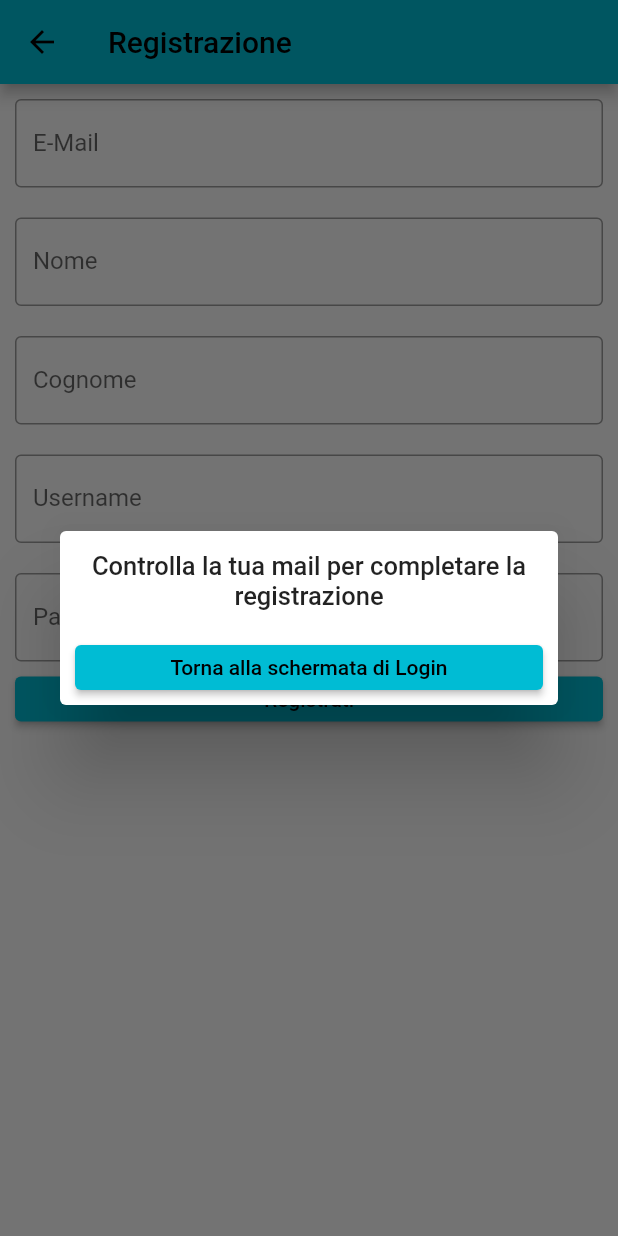
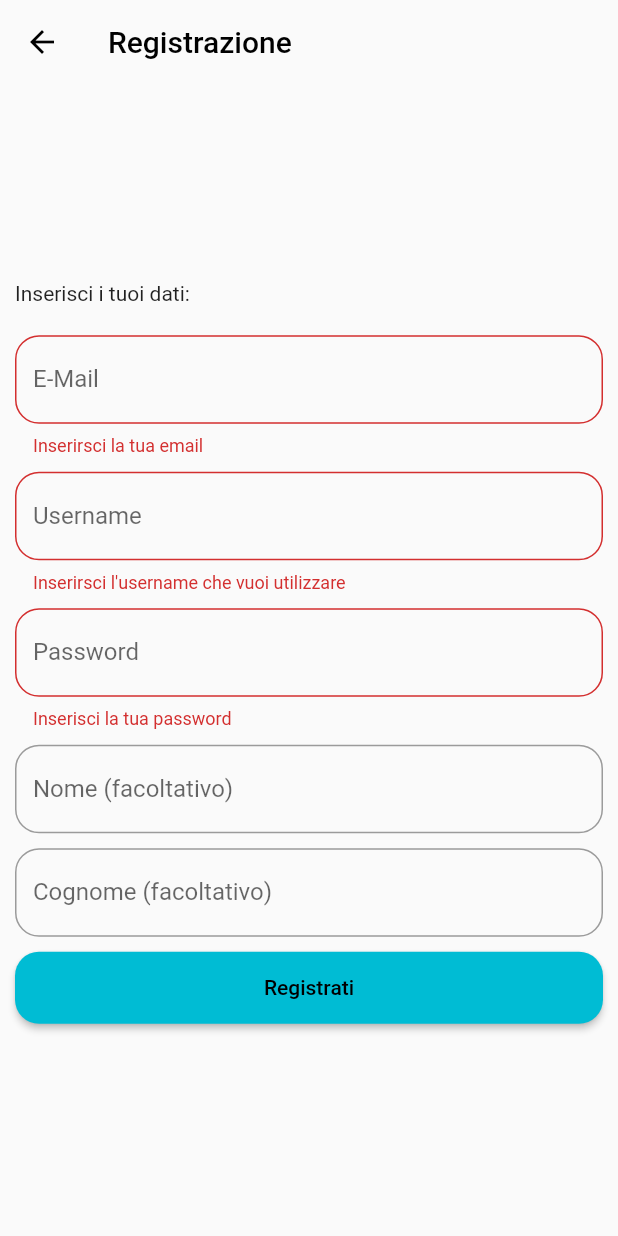
Before and after one commit to nandotiamat/retireinvanvitelli, a Flutter app: the SignUpPage screen opened directly, after a tap on "Registrati", on a phone screen of 412 x 824 dp. Run offline on Flutter 3.47's test engine with Material 2 defaults, Android fonts, the phone set to English and light mode, and no system bars; our stand-ins replace animated_text_kit, bubble, file_picker, flutter_chat_types, flutter_chat_ui, image_picker and 1 more.

Commit message:
added form in signup page, modified alert dialog, changed button theme

```diff
--- a/lib/main.dart
+++ b/lib/main.dart
@@ -28,6 +28,16 @@ class _RetireInVanvitelliState extends State<RetireInVanvitelli> {
       title: 'Retire in Vanvitelli',
       theme: ThemeData(
         primarySwatch: Colors.cyan,
+        elevatedButtonTheme: ElevatedButtonThemeData(
+          style: ButtonStyle(
+            padding: MaterialStateProperty.all(const EdgeInsets.all(16.0)),
+            shape: MaterialStateProperty.all(
+              RoundedRectangleBorder(
+                borderRadius: BorderRadius.circular(16),
+              ),
+            ),
+          ),
+        ),
       ),
       home: const GetStartedPage(),
     );
--- a/lib/pages/login_page.dart
+++ b/lib/pages/login_page.dart
@@ -21,9 +21,15 @@ class _LoginPageState extends State<LoginPage> {
   String _password = "";
   final GlobalKey<FormState> _formKey = GlobalKey<FormState>();
 
+  void _firebaseLogin(String email, String password) {}
+
   void _handleLogin() {
     if (_formKey.currentState!.validate()) {
+      _formKey.currentState!.save();
+
       // TODO: FIREBASE LOGIN
+      _firebaseLogin(_email, _password);
+
       Navigator.pushAndRemoveUntil(
         context,
         MaterialPageRoute(builder: (context) => const HomePage()),
@@ -76,7 +82,8 @@ class _LoginPageState extends State<LoginPage> {
                     style: const TextStyle(
                       fontSize: 16.0,
                       fontStyle: FontStyle.italic,
-                        color: Colors.black),
+                      color: Colors.black,
+                    ),
                     child: AnimatedTextKit(
                       repeatForever: true,
                       pause: const Duration(seconds: 3),
@@ -100,8 +107,8 @@ class _LoginPageState extends State<LoginPage> {
                     Padding(
                       padding: const EdgeInsets.symmetric(vertical: 8.0),
                       child: TextFormField(
-                        onChanged: (value) {
-                          _email = value;
+                        onSaved: (value) {
+                          _email = value!;
                         },
                         validator: (value) {
                           if (value == null || value.isEmpty) {
@@ -124,8 +131,8 @@ class _LoginPageState extends State<LoginPage> {
                     Padding(
                       padding: const EdgeInsets.symmetric(vertical: 8.0),
                       child: TextFormField(
-                        onChanged: (value) {
-                          _password = value;
+                        onSaved: (value) {
+                          _password = value!;
                         },
                         validator: (value) {
                           if (value == null || value.isEmpty) {
@@ -151,10 +158,14 @@ class _LoginPageState extends State<LoginPage> {
                     ElevatedButton(
                       style: ButtonStyle(
                         padding: MaterialStateProperty.all(
-                              const EdgeInsets.all(16.0)),
+                          const EdgeInsets.all(16.0),
+                        ),
                         shape: MaterialStateProperty.all(
                           RoundedRectangleBorder(
-                                  borderRadius: BorderRadius.circular(16)))),
+                            borderRadius: BorderRadius.circular(16),
+                          ),
+                        ),
+                      ),
                       child: const Text('Login'),
                       onPressed: _handleLogin,
                     ),
@@ -189,8 +200,8 @@ class _LoginPageState extends State<LoginPage> {
                               text: "Registrati",
                               style: TextStyle(
                                 color: Theme.of(context).primaryColor,
-                                  fontWeight: FontWeight.w600),
-                              // TODO: SIGNUP SCREEN
+                                fontWeight: FontWeight.w600,
+                              ),
                               recognizer: TapGestureRecognizer()
                                 ..onTap = _handleRegistration),
                         ]),
--- a/lib/pages/password_recoverypage.dart
+++ b/lib/pages/password_recoverypage.dart
@@ -1,4 +1,5 @@
 import 'package:flutter/material.dart';
+import 'package:flutter/services.dart';
 import 'package:retireinvanvitelli/pages/login_page.dart';
 
 class PasswordRecoveryPage extends StatefulWidget {
@@ -15,6 +16,9 @@ class _PasswordRecoveryPageState extends State<PasswordRecoveryPage> {
     return Scaffold(
       resizeToAvoidBottomInset: false,
       appBar: AppBar(
+        systemOverlayStyle: SystemUiOverlayStyle.dark,
+        backgroundColor: Colors.transparent,
+        elevation: 0,
         title: const Text('Recupero Password'),
       ),
       body: Center(
@@ -38,10 +42,7 @@ class _PasswordRecoveryPageState extends State<PasswordRecoveryPage> {
                 ),
               ),
             ),
-            Container(
-                height: 50,
-                padding: const EdgeInsets.fromLTRB(10, 0, 10, 0),
-                child: ElevatedButton(
+            ElevatedButton(
               child: const Text('Recupera Password'),
               onPressed: () {
                 showDialog(
@@ -58,19 +59,21 @@ class _PasswordRecoveryPageState extends State<PasswordRecoveryPage> {
                                 'Controlla la tua mail per recuperare la password',
                                 textAlign: TextAlign.center,
                                 style: TextStyle(
-                                        fontWeight: FontWeight.w500,
-                                        fontSize: 17),
+                                    fontWeight: FontWeight.w500, fontSize: 17),
                               ),
                             ),
                             Container(
                                 height: 50,
                                 padding: const EdgeInsets.all(10),
                                 child: ElevatedButton(
-                            child: const Text('Torna alla schermata di Login'),
+                                  child: const Text(
+                                      'Torna alla schermata di Login'),
                                   onPressed: () {
                                     Navigator.push(
                                       context,
-                            MaterialPageRoute(builder: (context) => const LoginPage()),
+                                      MaterialPageRoute(
+                                          builder: (context) =>
+                                              const LoginPage()),
                                     );
                                   },
                                 )),
@@ -79,7 +82,7 @@ class _PasswordRecoveryPageState extends State<PasswordRecoveryPage> {
                       );
                     });
               },
-                )),
+            ),
           ],
         ),
       ),
--- a/lib/pages/signup_page.dart
+++ b/lib/pages/signup_page.dart
@@ -1,5 +1,5 @@
 import 'package:flutter/material.dart';
-
+import 'package:flutter/services.dart';
 import 'login_page.dart';
 
 class SignUpPage extends StatefulWidget {
@@ -10,119 +10,170 @@ class SignUpPage extends StatefulWidget {
 }
 
 class _SignUpPageState extends State<SignUpPage> {
-  TextEditingController mailController = TextEditingController();
-  TextEditingController usernameController = TextEditingController();
-  TextEditingController passwordController = TextEditingController();
-  TextEditingController nameController = TextEditingController();
-  TextEditingController surnameController = TextEditingController();
+  String _email = "";
+  String _password = "";
+  String _username = "";
+  String? _name;
+  String? _surname;
+
+  final GlobalKey<FormState> _formKey = GlobalKey<FormState>();
+
+  void _handleRegistration(
+    String email,
+    String password,
+    String username,
+    String? name,
+    String? surname,
+  ) {}
 
   @override
   Widget build(BuildContext context) {
     return Scaffold(
-      resizeToAvoidBottomInset: false,
       appBar: AppBar(
+        systemOverlayStyle: SystemUiOverlayStyle.dark,
+        backgroundColor: Colors.transparent,
+        elevation: 0,
         title: const Text('Registrazione'),
       ),
-      body: SingleChildScrollView(
+      body: Container(
+        alignment: Alignment.center,
+        child: SingleChildScrollView(
+          padding: const EdgeInsets.symmetric(horizontal: 10.0),
           physics: const ClampingScrollPhysics(),
-        child: ListView(
-          shrinkWrap: true,
-          children: <Widget>[
-            Container(
-              padding: const EdgeInsets.all(10),
-              child: TextField(
-                controller: mailController,
+          child: Form(
+            key: _formKey,
+            child: Column(
+              mainAxisAlignment: MainAxisAlignment.spaceAround,
+              crossAxisAlignment: CrossAxisAlignment.stretch,
+              children: [
+                const Text("Inserisci i tuoi dati:"),
+                const SizedBox(
+                  height: 20,
+                ),
+                TextFormField(
+                  onSaved: (value) {
+                    _email = value!;
+                  },
+                  validator: (value) {
+                    if (value == null || value.isEmpty) {
+                      return "Inserirsci la tua email";
+                    }
+                    return null;
+                  },
                   decoration: const InputDecoration(
-                  border: OutlineInputBorder(),
+                    border: OutlineInputBorder(
+                      borderRadius: BorderRadius.all(
+                        Radius.circular(16),
+                      ),
+                    ),
                     labelText: 'E-Mail',
                   ),
                 ),
-            ),
-            Container(
-              padding: const EdgeInsets.all(10),
-              child: TextField(
-                controller: nameController,
+                const SizedBox(height: 10),
+                TextFormField(
+                  onSaved: (value) {
+                    _username = value!;
+                  },
+                  validator: (value) {
+                    if (value == null || value.isEmpty) {
+                      return "Inserirsci l'username che vuoi utilizzare";
+                    }
+                    return null;
+                  },
                   decoration: const InputDecoration(
-                  border: OutlineInputBorder(),
-                  labelText: 'Nome',
+                    border: OutlineInputBorder(
+                      borderRadius: BorderRadius.all(
+                        Radius.circular(16),
                       ),
                     ),
-            ),
-            Container(
-              padding: const EdgeInsets.all(10),
-              child: TextField(
-                controller: surnameController,
-                decoration: const InputDecoration(
-                  border: OutlineInputBorder(),
-                  labelText: 'Cognome',
-                ),
-              ),
-            ),
-            Container(
-              padding: const EdgeInsets.all(10),
-              child: TextField(
-                controller: nameController,
-                decoration: const InputDecoration(
-                  border: OutlineInputBorder(),
                     labelText: 'Username',
                   ),
                 ),
-            ),
-            Container(
-              padding: const EdgeInsets.fromLTRB(10, 10, 10, 0),
-              child: TextField(
-                controller: passwordController,
+                const SizedBox(height: 10),
+                TextFormField(
+                  onSaved: (value) {
+                    _password = value!;
+                  },
+                  validator: (value) {
+                    if (value == null || value.isEmpty) {
+                      return "Inserisci la tua password";
+                    }
+                    return null;
+                  },
                   decoration: const InputDecoration(
-                    border: OutlineInputBorder(), labelText: 'Password'),
+                    border: OutlineInputBorder(
+                      borderRadius: BorderRadius.all(
+                        Radius.circular(16),
                       ),
                     ),
-            Container(
-              height: 50,
-              padding: const EdgeInsets.all(10),
-              child: ElevatedButton(
+                    labelText: 'Password',
+                  ),
+                ),
+                const SizedBox(height: 10),
+                TextFormField(
+                  onSaved: (value) {
+                    _name = value!;
+                  },
+                  decoration: const InputDecoration(
+                    border: OutlineInputBorder(
+                      borderRadius: BorderRadius.all(
+                        Radius.circular(16),
+                      ),
+                    ),
+                    labelText: 'Nome (facoltativo)',
+                  ),
+                ),
+                const SizedBox(height: 10),
+                TextFormField(
+                  onSaved: (value) {
+                    _surname = value!;
+                  },
+                  decoration: const InputDecoration(
+                    border: OutlineInputBorder(
+                      borderRadius: BorderRadius.all(
+                        Radius.circular(16),
+                      ),
+                    ),
+                    labelText: 'Cognome (facoltativo)',
+                  ),
+                ),
+                const SizedBox(height: 10),
+                ElevatedButton(
                   child: const Text('Registrati'),
                   onPressed: () {
+                    if (_formKey.currentState!.validate()) {
+                      _formKey.currentState!.save();
+                      _handleRegistration(
+                        _email,
+                        _password,
+                        _username,
+                        _name,
+                        _surname,
+                      );
                       showDialog(
                           barrierDismissible: false,
                           context: context,
                           builder: (context) {
-                        return Dialog(
-                          child: ListView(
-                            shrinkWrap: true,
-                            children: <Widget>[
-                              const Padding(
-                                padding: EdgeInsets.all(13.0),
-                                child: Text(
-                                  'Controlla la tua mail per completare la registrazione',
-                                  textAlign: TextAlign.center,
-                                  style: TextStyle(
-                                      fontWeight: FontWeight.w500,
-                                      fontSize: 17),
+                            return AlertDialog(
+                              title: const Text(
+                                  "Controlla la tua inbox per verificare la registrazione."),
+                              actions: [
+                                TextButton(
+                                  onPressed: () {
+                                    Navigator.pop(context);
+                                  },
+                                  child: const Text("Torna alla Login Page"),
+                                ),
+                              ],
+                            );
+                          });
+                    }
+                  },
+                ),
+                const SizedBox(height: 10),
+              ],
             ),
           ),
-                              Container(
-                                  height: 50,
-                                  padding: const EdgeInsets.all(10),
-                                  child: ElevatedButton(
-                                    child: const Text(
-                                        'Torna alla schermata di Login'),
-                                    onPressed: () {
-                                      Navigator.push(
-                                        context,
-                                        MaterialPageRoute(
-                                            builder: (context) =>
-                                                const LoginPage()),
-                                      );
-                                    },
-                                  )),
-                            ],
-                          ),
-                        );
-                      });
-                },
-              ),
-            )
-          ],
         ),
       ),
     );
```
Lines whose indentation alone changed are shown as unchanged.
